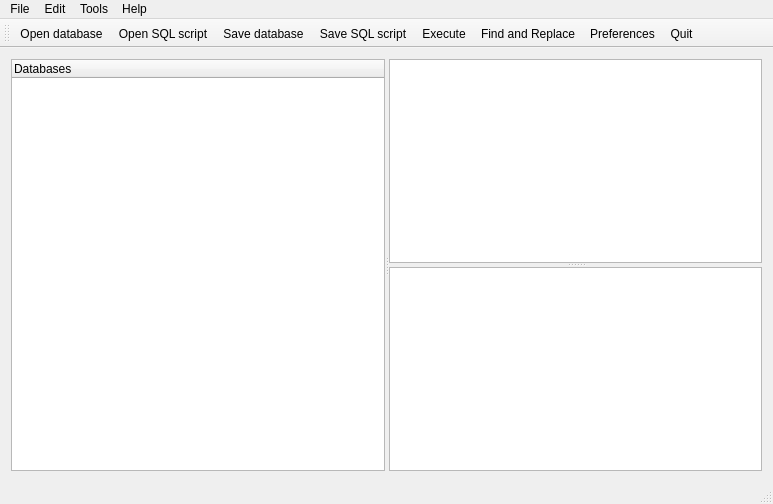
igorternyuk/TeQtSQLiteManager, file mainwindow.ui: the form before one commit.
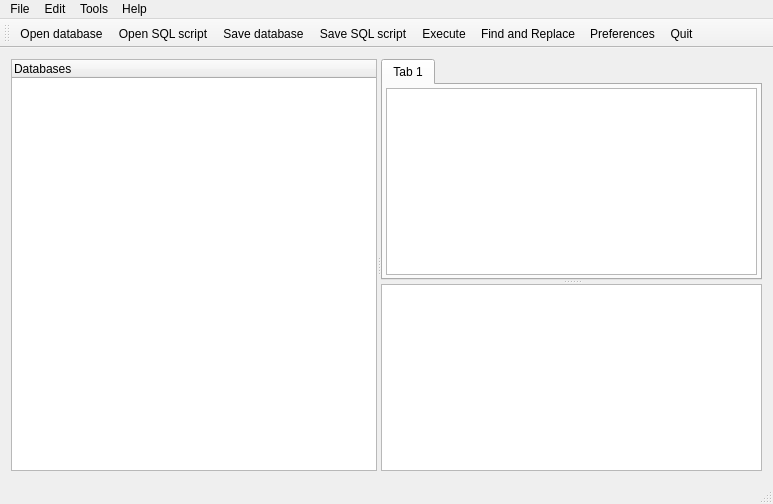
The form after the commit. Icons and pictures are not drawn. Custom widgets are drawn as their Qt base class.

```diff
--- a/mainwindow.ui
+++ b/mainwindow.ui
@@ -18,7 +18,7 @@
     <normaloff>:/icons/database.png</normaloff>:/icons/database.png</iconset>
   </property>
   <widget class="QWidget" name="centralWidget">
-   <layout class="QGridLayout" name="gridLayout">
+   <layout class="QGridLayout" name="gridLayout_2">
     <item row="0" column="0">
      <widget class="QSplitter" name="splitter_2">
       <property name="orientation">
@@ -39,7 +39,30 @@
        <property name="orientation">
         <enum>Qt::Vertical</enum>
        </property>
-       <widget class="QTextEdit" name="textEdit"/>
+       <widget class="QTabWidget" name="tabWidget">
+        <widget class="QWidget" name="tab">
+         <attribute name="title">
+          <string>Tab 1</string>
+         </attribute>
+         <layout class="QGridLayout" name="gridLayout">
+          <property name="leftMargin">
+           <number>3</number>
+          </property>
+          <property name="topMargin">
+           <number>3</number>
+          </property>
+          <property name="rightMargin">
+           <number>3</number>
+          </property>
+          <property name="bottomMargin">
+           <number>3</number>
+          </property>
+          <item row="0" column="0">
+           <widget class="QTextEdit" name="textEdit"/>
+          </item>
+         </layout>
+        </widget>
+       </widget>
        <widget class="QTableView" name="tableView"/>
       </widget>
      </widget>
```
Left out of the diff: 21 changed lines with no effect on the pictures.
